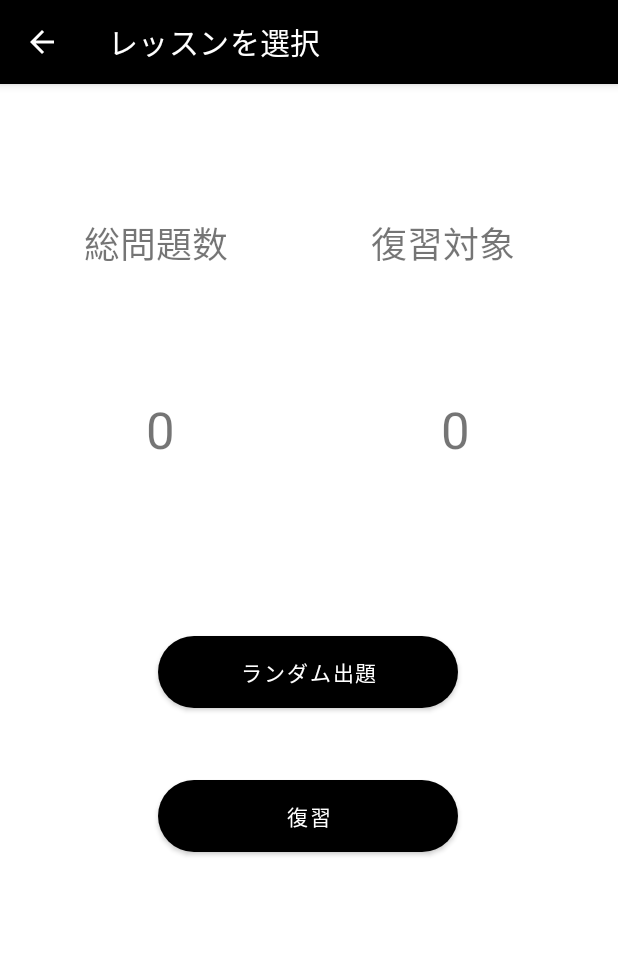
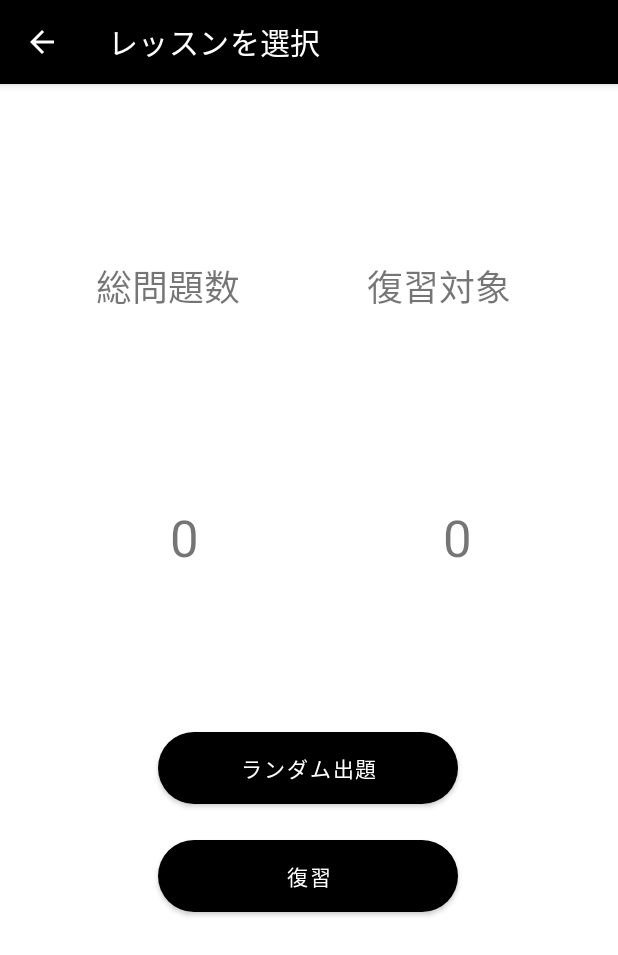
Before and after one commit to bang400/MyFlashcard_for_SQLite, an Android app: the WordLessonFragment screen opened through its navigation route, on a phone screen of 412 x 824 dp. Shown: the top 955 px of the screen. Run offline under Robolectric (Android 15) with nearby library versions, the phone set to English and light mode, and no system bars; our stand-ins replace AdMob, Dagger/Hilt's generated code; 1 statement that could not run was skipped.

Commit message:
fix:ダークモード対応は完了、スプリットビュー対応はホーム画面は大方完了

```diff
--- a/app/src/main/res/layout/word_lesson_fragment.xml
+++ b/app/src/main/res/layout/word_lesson_fragment.xml
@@ -5,79 +5,88 @@
     android:layout_width="match_parent"
     android:layout_height="match_parent">
 
+    <androidx.constraintlayout.widget.Guideline
+        android:id="@+id/guideline2"
+        android:layout_width="wrap_content"
+        android:layout_height="wrap_content"
+        android:orientation="vertical"
+        app:layout_constraintGuide_percent="0.2" />
+
     <Button
         android:id="@+id/button_review_word_lesson"
         android:layout_width="200dp"
         android:layout_height="wrap_content"
-        android:layout_marginTop="48dp"
+        android:layout_marginBottom="216dp"
         android:background="@drawable/rounded_button"
+
         android:gravity="center"
         android:text="復習"
+        app:layout_constraintBottom_toBottomOf="parent"
         app:layout_constraintEnd_toEndOf="parent"
         app:layout_constraintHorizontal_bias="0.497"
-        app:layout_constraintStart_toStartOf="parent"
-
-        app:layout_constraintTop_toBottomOf="@+id/button_random_word_lesson" />
+        app:layout_constraintStart_toStartOf="parent" />
 
     <Button
         android:id="@+id/button_random_word_lesson"
         android:layout_width="200dp"
         android:layout_height="wrap_content"
-        android:layout_marginTop="368dp"
+        android:layout_marginBottom="24dp"
         android:background="@drawable/rounded_button"
         android:gravity="center"
         android:text="ランダム出題"
+        app:layout_constraintBottom_toTopOf="@+id/button_review_word_lesson"
         app:layout_constraintEnd_toEndOf="parent"
         app:layout_constraintHorizontal_bias="0.497"
-        app:layout_constraintStart_toStartOf="parent"
-        app:layout_constraintTop_toTopOf="parent" />
+        app:layout_constraintStart_toStartOf="parent" />
 
     <TextView
         android:id="@+id/textView2"
         android:layout_width="wrap_content"
         android:layout_height="wrap_content"
-        android:layout_marginStart="56dp"
-        android:layout_marginTop="88dp"
+        android:layout_marginStart="64dp"
         android:text="総問題数"
         android:textSize="24sp"
+        app:layout_constraintBottom_toTopOf="@+id/textView_totalValue_word_lesson"
         app:layout_constraintStart_toStartOf="parent"
-        app:layout_constraintTop_toTopOf="parent" />
+        app:layout_constraintTop_toTopOf="parent"
+        app:layout_constraintVertical_bias="0.539" />
 
     <TextView
         android:id="@+id/textView3"
         android:layout_width="wrap_content"
         android:layout_height="wrap_content"
-        android:layout_marginStart="48dp"
-        android:layout_marginTop="88dp"
         android:text="復習対象"
         android:textSize="24sp"
+        app:layout_constraintBottom_toTopOf="@+id/textView_reviewValue_word_lesson"
         app:layout_constraintEnd_toEndOf="parent"
-        app:layout_constraintHorizontal_bias="0.408"
+        app:layout_constraintHorizontal_bias="0.541"
         app:layout_constraintStart_toEndOf="@+id/textView2"
-        app:layout_constraintTop_toTopOf="parent" />
+        app:layout_constraintTop_toTopOf="parent"
+        app:layout_constraintVertical_bias="0.539" />
 
     <TextView
         android:id="@+id/textView_totalValue_word_lesson"
         android:layout_width="150dp"
         android:layout_height="100dp"
-        android:layout_marginStart="32dp"
-        android:layout_marginTop="56dp"
+        android:layout_marginStart="48dp"
+        android:layout_marginBottom="80dp"
         android:gravity="center"
         android:textSize="34sp"
-        app:layout_constraintStart_toStartOf="parent"
-        app:layout_constraintTop_toBottomOf="@+id/textView2" />
+        app:layout_constraintBottom_toTopOf="@+id/button_random_word_lesson"
+        app:layout_constraintStart_toStartOf="parent" />
 
     <TextView
         android:id="@+id/textView_reviewValue_word_lesson"
         android:layout_width="150dp"
         android:layout_height="100dp"
         android:layout_marginStart="8dp"
-        android:layout_marginTop="56dp"
         android:layout_marginEnd="32dp"
+        android:layout_marginBottom="80dp"
         android:gravity="center"
         android:textSize="34sp"
+        app:layout_constraintBottom_toTopOf="@+id/button_random_word_lesson"
         app:layout_constraintEnd_toEndOf="parent"
-        app:layout_constraintHorizontal_bias="0.972"
-        app:layout_constraintStart_toEndOf="@+id/textView_totalValue_word_lesson"
-        app:layout_constraintTop_toBottomOf="@+id/textView3" />
+        app:layout_constraintHorizontal_bias="1.0"
+        app:layout_constraintStart_toEndOf="@+id/textView_totalValue_word_lesson" />
+
 </androidx.constraintlayout.widget.ConstraintLayout>
--- a/app/src/main/res/values-night/themes.xml
+++ b/app/src/main/res/values-night/themes.xml
@@ -2,14 +2,15 @@
     <!-- Base application theme. -->
 <!--  ダークカラー  -->
     <style name="Theme.MyFlashcard_for_SQLite" parent="Theme.MaterialComponents.DayNight.DarkActionBar">
-        <!-- Primary brand color. -->
-        <item name="colorPrimary">@color/black</item>
+        <!--   アプリバーとか、ボタンとか     -->
+        <item name="colorPrimary">@color/gray</item>
+        <!--   ステータスバー     -->
         <item name="colorPrimaryVariant">@color/gray</item>
         <item name="colorOnPrimary">@color/white</item>
         <!-- Secondary brand color. -->
         <item name="colorSecondary">@color/teal_200</item>
         <item name="colorSecondaryVariant">@color/teal_200</item>
-        <item name="colorOnSecondary">@color/black</item>
+        <item name="colorOnSecondary">@color/gray</item>
         <!-- Status bar color. -->
         <item name="android:statusBarColor" tools:targetApi="l">?attr/colorPrimaryVariant</item>
         <!-- Customize your theme here. -->
--- a/app/src/main/res/values/strings.xml
+++ b/app/src/main/res/values/strings.xml
@@ -1,5 +1,7 @@
 <resources>
     <string name="app_name">Flashcards for me</string>
+    <string name="app_title_name_front">FlashCards</string>
+    <string name="app_title_name_end">forMe</string>
     <string name="all_data_delete">すべての単語を削除</string>
     <string name="all_study_data_delete">正当数を初期化</string>
     <string name="unknown_word">知らない</string>
--- a/app/src/main/res/values/themes.xml
+++ b/app/src/main/res/values/themes.xml
@@ -3,7 +3,9 @@
     <!--  標準カラー  -->
     <style name="Theme.MyFlashcard_for_SQLite" parent="Theme.MaterialComponents.DayNight.DarkActionBar">
         <!-- Primary brand color. -->
+        <!--   アプリバーとか、ボタンとか     -->
         <item name="colorPrimary">@color/black</item>
+        <!-- ステータスバーとか -->
         <item name="colorPrimaryVariant">@color/black</item>
         <item name="colorOnPrimary">@color/white</item>
         <!-- Secondary brand color. -->
```
Also changed, not shown: app/src/main/res/layout/main_fragment.xml (+21 -11 lines).
